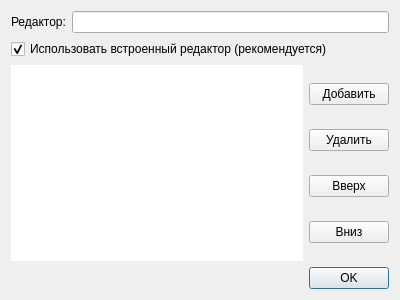
Above: qtgui-files/clientconfig.ui from idec-net/cutiefeed before the change. Below: the same form after it.
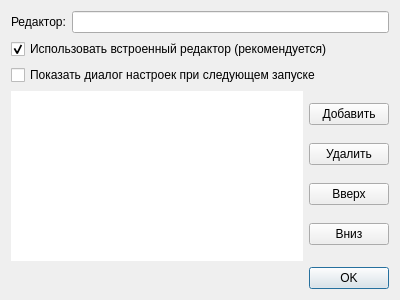
That is the form after the change.

Patch:
```diff
--- a/qtgui-files/clientconfig.ui
+++ b/qtgui-files/clientconfig.ui
@@ -61,6 +61,13 @@
      </property>
     </widget>
    </item>
+   <item>
+    <widget class="QCheckBox" name="checkBox_2">
+     <property name="text">
+      <string>Показать диалог настроек при следующем запуске</string>
+     </property>
+    </widget>
+   </item>
    <item>
     <widget class="QFrame" name="frame_2">
      <property name="toolTip">
```
